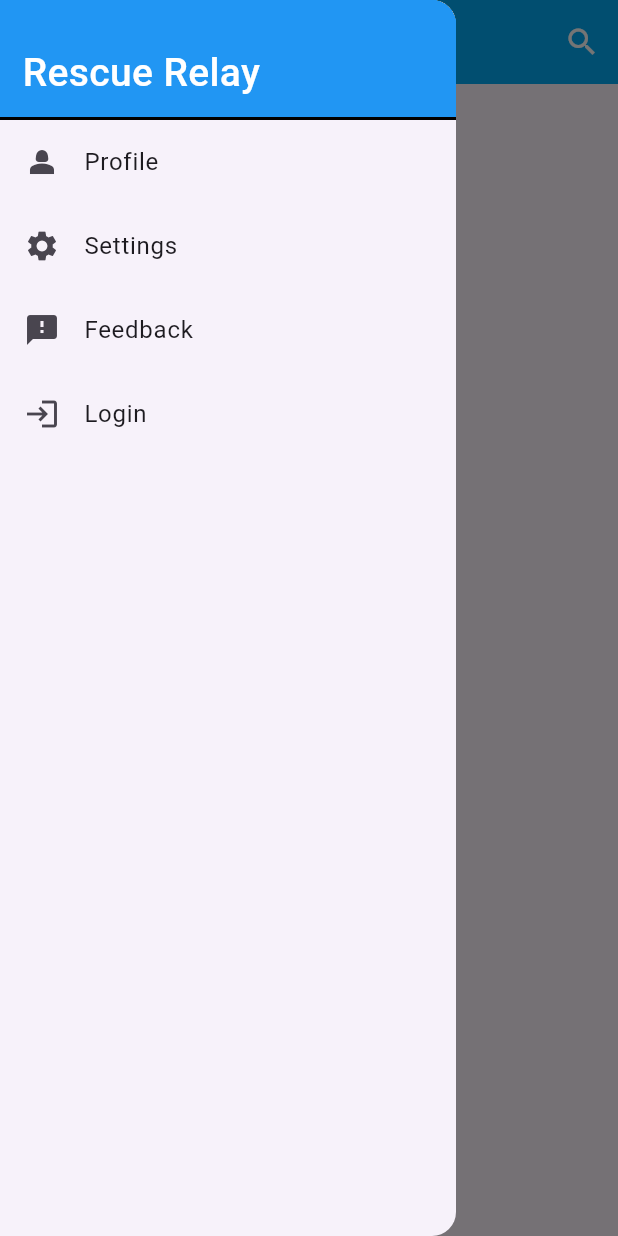
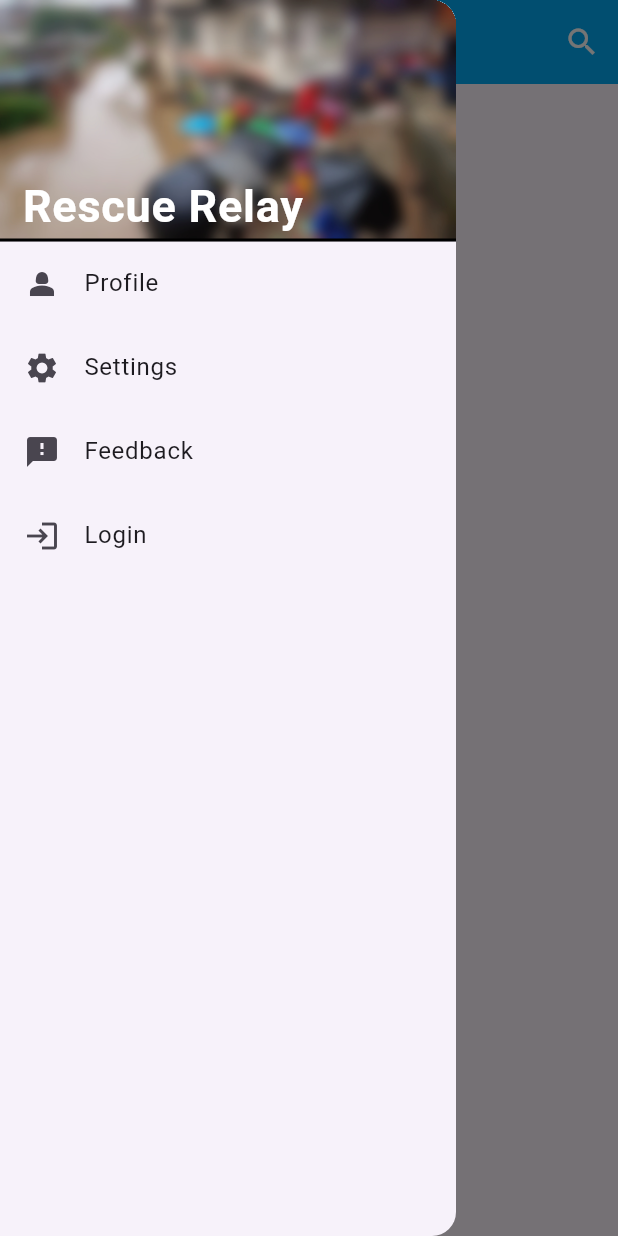
Before and after one commit to BIGBEASTISHANK/RescueRelay, a Flutter app: the screen it shows after launch, with the side drawer open, on a phone screen of 412 x 824 dp. Run offline on Flutter 3.47's test engine with Material 3 defaults, Android fonts, the light colour scheme and no system bars.

Commit message:
Menu ui change, Updated credits, added UI file, Updated progress

```diff
--- a/lib/components/Sidebar.dart
+++ b/lib/components/Sidebar.dart
@@ -9,21 +9,28 @@ class SideBar extends StatelessWidget {
         child: ListView(
       padding: EdgeInsets.zero,
       children: <Widget>[
-        // Drawer heading
-        Container(
-          color: Colors.blue,
-          child: const Padding(
-            padding: EdgeInsets.only(top: 30, left: 15, bottom: 13),
-            child: Text(
-              "Rescue Relay",
-              style: TextStyle(
-                color: Colors.white,
-                fontSize: 26,
-                fontWeight: FontWeight.w500
-              ),
-            ),
-          ),
-        ),
+        const DrawerHeader(
+            margin: EdgeInsets.zero,
+            padding: EdgeInsets.only(left: 15),
+            decoration: BoxDecoration(
+                color: Colors.lightBlue,
+                image: DecorationImage(
+                  image: AssetImage("assets/img/blurDisaster.jpg"),
+                  fit: BoxFit.fill,
+                )),
+            child: Column(
+              crossAxisAlignment: CrossAxisAlignment.start,
+              children: [
+                Spacer(),
+                Text(
+                  "Rescue Relay",
+                  style: TextStyle(
+                      fontSize: 30,
+                      fontWeight: FontWeight.w600,
+                      color: Colors.white),
+                ),
+              ],
+            )),
 
         // Divider
         const Divider(
```
Also changed, not shown: assets/img/blurDisaster.jpg (added), assets/img/disaster.jpg (added), assets/img/mountain.jpg (deleted), assets/img/nothingToSeeHere.jpg (deleted), 2 other files.
